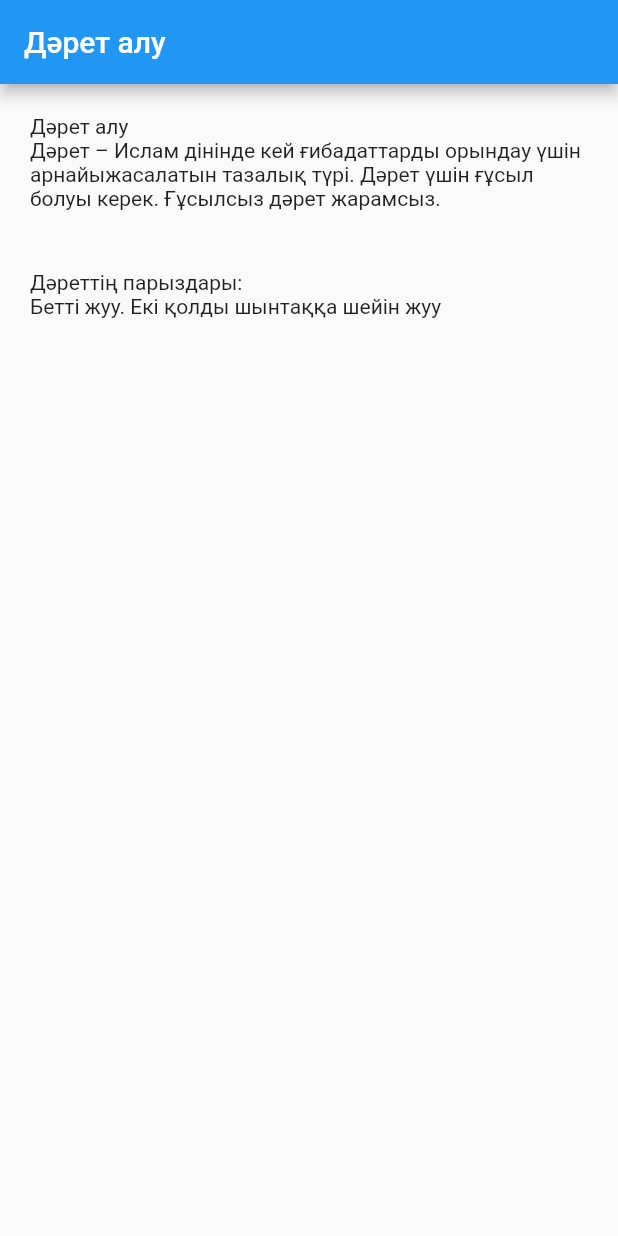
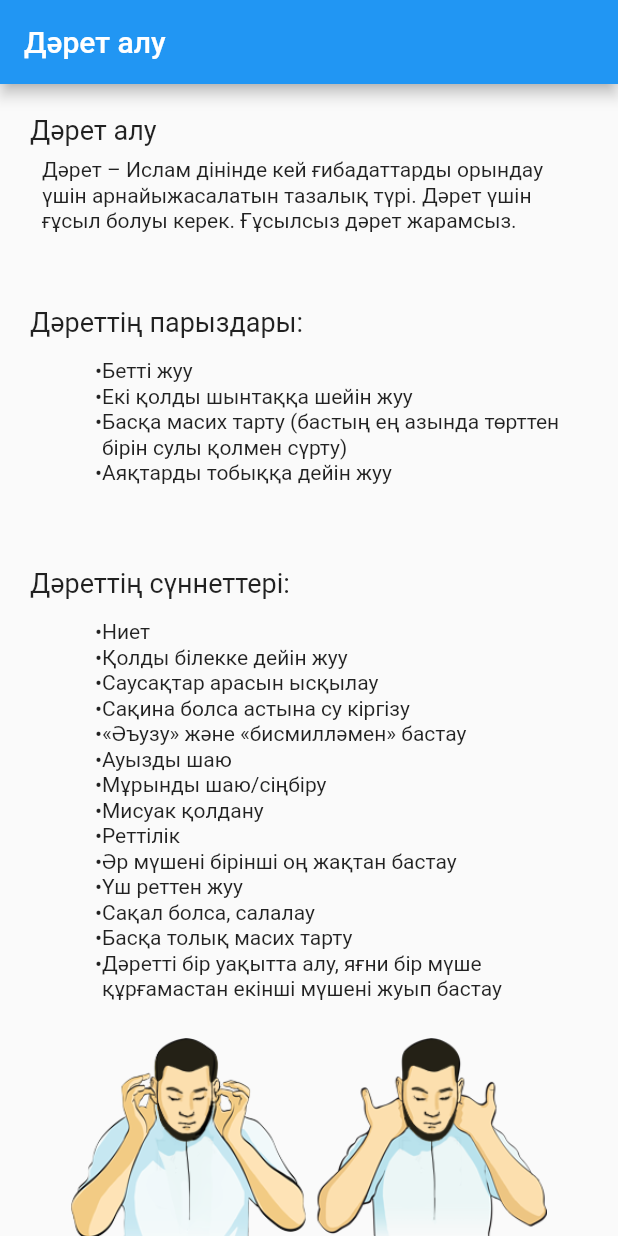
Before and after one commit to Urgut/namoz, a Flutter app: the screen it shows after launch, on a phone screen of 412 x 824 dp. Run offline on Flutter 3.47's test engine with Material 2 defaults, Android fonts, the phone set to English and light mode, and no system bars; drawn by our look-alikes of flutter_html; our stand-ins replace dio, flutter_bloc, get_it, shared_preferences.

Commit message:
taharat added

```diff
--- a/assets/data/json/taharat/taharat_kk.json
+++ b/assets/data/json/taharat/taharat_kk.json
@@ -6,7 +6,56 @@
     },
     {
       "title": "Дәреттің парыздары:",
-      "description": "Бетті жуу. Екі қолды шынтаққа шейін жуу"
+      "description": "<ul><li>Бетті жуу</li><li>Екі қолды шынтаққа шейін жуу</li><li>Басқа масих тарту (бастың ең азында төрттен бірін сулы қолмен сүрту)</li><li>Аяқтарды тобыққа дейін жуу</li></ul>"
+    },
+    {
+      "title": "Дәреттің сүннеттері:",
+      "description": "<ul><li>Ниет</li><li>Қолды білекке дейін жуу</li><li>Саусақтар арасын ысқылау</li><li>Сақина болса астына су кіргізу</li><li>&laquo;Әъузу&raquo; және &laquo;бисмилләмен&raquo; бастау</li><li>Ауызды шаю</li><li>Мұрынды шаю/сіңбіру</li><li>Мисуак қолдану</li><li>Реттілік</li><li>Әр мүшені бірінші оң жақтан бастау</li><li>Үш реттен жуу</li><li>Сақал болса, салалау</li><li>Басқа толық масих тарту</li><li>Дәретті бір уақытта алу, яғни бір мүше құрғамастан екінші мүшені жуып бастау</li></ul>",
+      "images": [
+        {
+          "path": "assets/images/taharat/taharat1.png"
+        },
+        {
+          "path": "assets/images/taharat/taharat2.png"
+        },
+        {
+          "path": "assets/images/taharat/taharat3.png"
+        },
+        {
+          "path": "assets/images/taharat/taharat4.png"
+        },
+        {
+          "path": "assets/images/taharat/taharat5.png"
+        },
+        {
+          "path": "assets/images/taharat/taharat6.png"
+        },
+        {
+          "path": "assets/images/taharat/taharat7.png"
+        },
+        {
+          "path": "assets/images/taharat/taharat8.png"
+        },
+        {
+          "path": "assets/images/taharat/taharat9.png"
+        }
+      ]
+    },
+    {
+      "title": "Дәреттің мәкрүһтері:",
+      "description": "<ul><li>Суды ысырап ету</li><li>Суды шашыратып жуу</li><li>Орынсыз сөйлеу</li><li>Дәретті таза емес жерде алу</li><li>Дәрет үшін жәрдем сұрау</li><li>Ораза кезінде ауыз бен мұрынға суды қатты алмау</li></ul>"
+    },
+    {
+      "title": "Дәрет алу мына нәрселер үшін міндетті болып табылады:",
+      "description": "<ul><li>Намаз оқу үшін</li><li>Тауап жасау үшін</li><li>Сыртында қабығы жоқ Құранды ұстау үшін</li></ul>"
+    },
+    {
+      "title": "Дәретті болу мына нәрселер үшін ұнамды:",
+      "description": "<ul><li>Ұйқыдан тұрғанда</li><li>Дәрет бұзылғанда</li><li>Ғұсыл алдында</li><li>Құран, хадис және діни кітаптарды оқу үшін</li><li>Жатар алдында</li><li>Жағымсыз іс пен сөздің артында</li></ul>"
+    },
+    {
+      "title": "Дәретті бұзатын нәрселер:",
+      "description": "<ul><li>Ғұсыл бұзылса дәрет те бұзылады</li><li>Үлкен дәрет</li><li>Кіші дәрет</li><li>Желдің шығуы</li><li>Әйелдің әдеттен тыс үзір қанының келуі</li><li>Жайылып қан ағу (егер шыққан жерінде қатып қалса дәретті бұзбайды)</li><li>Ауыздан немесе мұрыннан таза қанның келуі (аздап аққан сілекеймен аралас қан дәретті бұзбайды)</li></ul>"
     }
   ]
 }
--- /dev/null
+++ b/lib/core/services/html.service.dart
@@ -0,0 +1,14 @@
+import 'package:flutter/material.dart';
+import 'package:flutter_html/flutter_html.dart';
+
+/*
+  Convert html string to html widget
+*/
+class HtmlService {
+  /*
+    '' => Html(Widget)
+  */
+  static Widget convertToHtml(String text) {
+    return Html(data: text);
+  }
+}
--- a/lib/features/taharat/data/models/taharat-model.dart
+++ b/lib/features/taharat/data/models/taharat-model.dart
@@ -12,9 +12,23 @@ class TaharatModel {
   });
 
   factory TaharatModel.fromJson(Map<String, dynamic> jsonData) {
+    // Images
+    List<String> images = [];
+    try {
+      if (jsonData['images'] != null && jsonData['images'].length > 0) {
+        for (dynamic i in jsonData['images']) {
+          images.add(i['path']);
+          print(i);
+        }
+      }
+    } catch (e) {
+      print(e);
+    }
+
     return TaharatModel(
       title: jsonData['title'],
       description: jsonData['description'],
+      images: images,
     );
   }
 
--- a/lib/features/taharat/presentation/pages/taharat-general/taharat-general.page.dart
+++ b/lib/features/taharat/presentation/pages/taharat-general/taharat-general.page.dart
@@ -1,8 +1,12 @@
 import 'package:flutter/material.dart';
 import 'package:flutter_bloc/flutter_bloc.dart';
+import 'package:namazapp/core/services/html.service.dart';
 import 'package:namazapp/features/taharat/bloc/taharat-bloc.dart';
 import 'package:namazapp/features/taharat/bloc/taharat-state.dart';
 import 'package:namazapp/features/taharat/data/models/taharat-model.dart';
+import 'package:namazapp/shared/widgets/empty.dart';
+import 'package:namazapp/shared/widgets/error.dart';
+import 'package:namazapp/shared/widgets/spinner/spinner.dart';
 
 class TaharatGeneralPage extends StatelessWidget {
   @override
@@ -16,7 +20,7 @@ class TaharatGeneralPage extends StatelessWidget {
         builder: (ctx, TaharatState state) {
           // Loading
           if (state is TaharatLoading) {
-            return Center(child: CircularProgressIndicator());
+            return AppSpinner();
           }
 
           // Loaded
@@ -26,15 +30,11 @@ class TaharatGeneralPage extends StatelessWidget {
 
           // Error
           if (state is TaharatFailure) {
-            return Center(child: Text(state.error));
+            return AppError(error: state.error);
           }
 
           // Default
-          return Container(
-            child: Center(
-              child: Text('Empty'),
-            ),
-          );
+          return AppEmpty();
         },
       ),
     );
@@ -53,14 +53,41 @@ class TaharatGeneralPage extends StatelessWidget {
       child: Column(
         crossAxisAlignment: CrossAxisAlignment.start,
         children: <Widget>[
-          Container(
-            child: Text(t.title),
-          ),
-          Container(
-            child: Text(t.description),
-          )
+          this.buildTitleUI(t.title),
+          this.buildDescriptionUI(t.description),
+          this.buildImages(t.images),
         ],
       ),
     );
   }
+
+  Widget buildTitleUI(String t) => Container(child: Text(t, style: TextStyle(fontSize: 18),));
+
+  Widget buildDescriptionUI(String d) => Container(
+        child: HtmlService.convertToHtml(d),
+      );
+
+  Widget buildImages(List<String> images) {
+    if (images == null) {
+      return Container();
+    }
+
+    return ListView.builder(
+      shrinkWrap: true,
+      physics: NeverScrollableScrollPhysics(),
+      itemCount: images.length,
+      itemBuilder: (ctx, index) => imageBuilder(images[index]),
+    );
+  }
+
+  Widget imageBuilder(String i) {
+    return Container(
+      margin: EdgeInsets.only(bottom: 10, top: 10),
+      child: Image.asset(
+        i,
+        width: 150,
+        height: 150,
+      ),
+    );
+  }
 }
--- a/lib/main.dart
+++ b/lib/main.dart
@@ -1,11 +1,13 @@
 import 'package:flutter/material.dart';
 import 'package:namazapp/core/constants/pages-header.dart';
 import 'package:namazapp/core/constants/routes.dart';
-import 'package:namazapp/core/service/http.dart';
+import 'package:namazapp/core/services/http.dart';
 import 'package:namazapp/router.dart';
 import 'locator.dart' as di;
 
 void main() async {
+  WidgetsFlutterBinding.ensureInitialized();
+
   // Inialize dependecies
   await di.init();
 
--- a/pubspec.yaml
+++ b/pubspec.yaml
@@ -12,6 +12,7 @@ dependencies:
   get_it: ^4.0.2
   shared_preferences: ^0.5.7+3
   dio: ^3.0.9
+  flutter_html: ^0.11.1
 
   cupertino_icons: ^0.1.3
 
@@ -24,4 +25,5 @@ flutter:
 
   assets:
    - assets/images/
+   - assets/images/taharat/
    - assets/data/json/taharat/
```
Also changed, not shown: lib/shared/widgets/empty.dart (added, +12 -0 lines), lib/shared/widgets/error.dart (added, +12 -0 lines), assets/images/taharat/taharat1.png (added), assets/images/taharat/taharat2.png (added), assets/images/taharat/taharat3.png (added), assets/images/taharat/taharat4.png (added), assets/images/taharat/taharat5.png (added), assets/images/taharat/taharat6.png (added), assets/images/taharat/taharat7.png (added), assets/images/taharat/taharat8.png (added), assets/images/taharat/taharat9.png (added), lib/core/services/http.dart (renamed from lib/core/service/http.dart), pubspec.lock.
